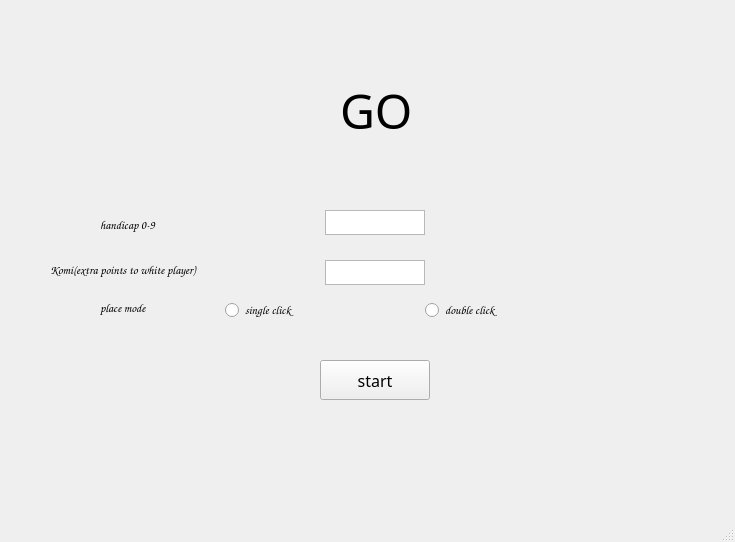
emmyjan/lab09_revamp, file proj2.ui: the form before one commit.
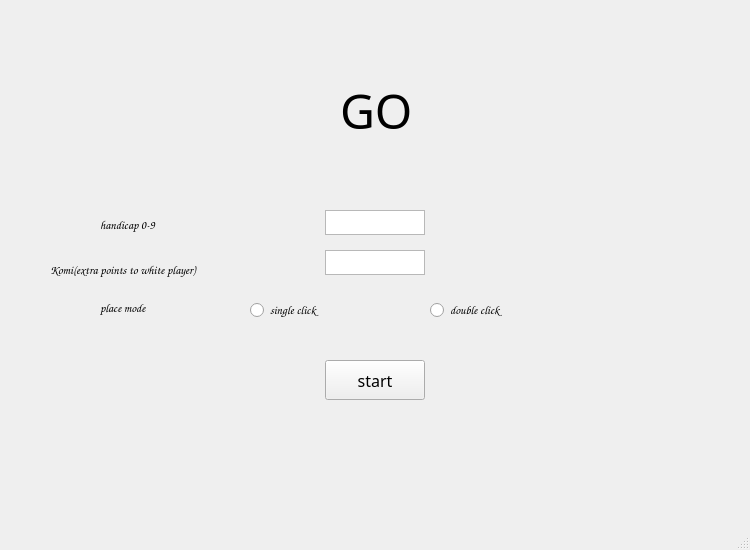
The form after the commit.

Commit message: added a basic end screen and fine tuned all GUIs

The edit to the form file:
```diff
--- a/proj2.ui
+++ b/proj2.ui
@@ -6,10 +6,22 @@
    <rect>
     <x>0</x>
     <y>0</y>
-    <width>735</width>
-    <height>542</height>
+    <width>750</width>
+    <height>550</height>
    </rect>
   </property>
+  <property name="minimumSize">
+   <size>
+    <width>750</width>
+    <height>550</height>
+   </size>
+  </property>
+  <property name="maximumSize">
+   <size>
+    <width>750</width>
+    <height>550</height>
+   </size>
+  </property>
   <property name="windowTitle">
    <string>MainWindow</string>
   </property>
@@ -36,9 +48,9 @@
    <widget class="QPushButton" name="start">
     <property name="geometry">
      <rect>
-      <x>320</x>
+      <x>325</x>
       <y>360</y>
-      <width>110</width>
+      <width>100</width>
       <height>40</height>
      </rect>
     </property>
@@ -55,7 +67,7 @@
    <widget class="QRadioButton" name="doub">
     <property name="geometry">
      <rect>
-      <x>425</x>
+      <x>430</x>
       <y>300</y>
       <width>101</width>
       <height>20</height>
@@ -73,9 +85,9 @@
    <widget class="QRadioButton" name="single">
     <property name="geometry">
      <rect>
-      <x>225</x>
+      <x>250</x>
       <y>300</y>
-      <width>95</width>
+      <width>100</width>
       <height>20</height>
      </rect>
     </property>
@@ -93,8 +105,8 @@
      <rect>
       <x>100</x>
       <y>300</y>
-      <width>71</width>
-      <height>16</height>
+      <width>70</width>
+      <height>15</height>
      </rect>
     </property>
     <property name="font">
@@ -162,7 +174,7 @@
     <property name="geometry">
      <rect>
       <x>325</x>
-      <y>260</y>
+      <y>250</y>
       <width>100</width>
       <height>25</height>
      </rect>
```
The commit also changes 2 other files.
